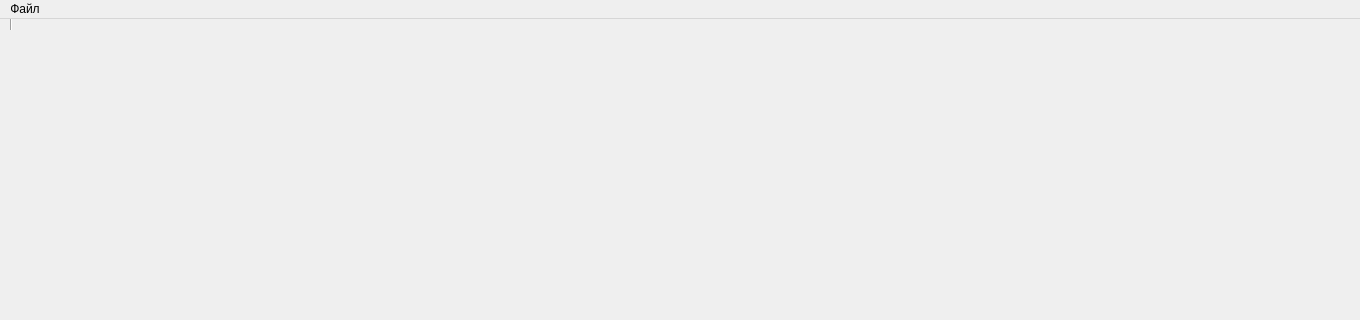
First picture: the form in src/nrrlsmainwindow.ui, repository shadowk1337/build-area-profile, before the edit; both pictures show x 0 to 1360 and y 0 to 320 of the 1360 by 768 pixel window.
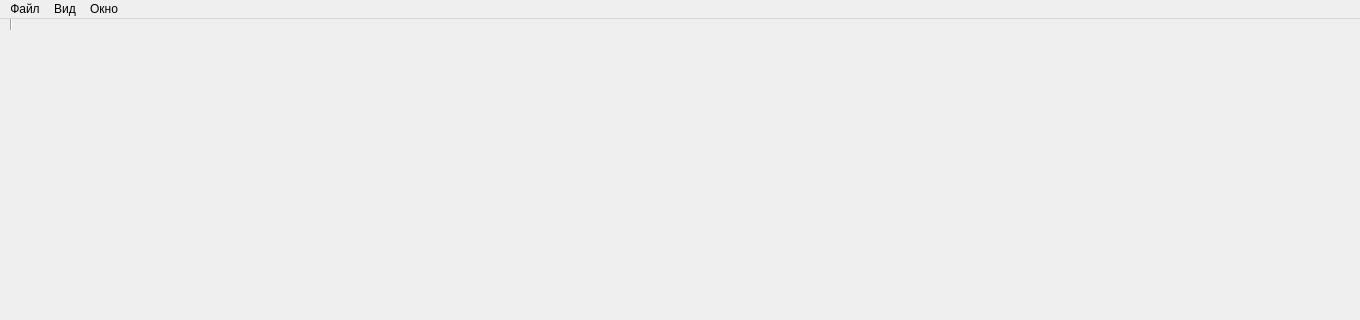
Second picture: the form after the edit. Custom widgets are drawn as their Qt base class.

Commit message: QMenu was added

Diff of the .ui file:
```diff
--- a/src/nrrlsmainwindow.ui
+++ b/src/nrrlsmainwindow.ui
@@ -1315,7 +1315,26 @@
     <addaction name="separator"/>
     <addaction name="action_4"/>
    </widget>
+   <widget class="QMenu" name="menu_2">
+    <property name="title">
+     <string>Окно</string>
+    </property>
+    <addaction name="separator"/>
+    <addaction name="separator"/>
+    <addaction name="action_10"/>
+    <addaction name="separator"/>
+    <addaction name="action_11"/>
+   </widget>
+   <widget class="QMenu" name="menu_3">
+    <property name="title">
+     <string>Вид</string>
+    </property>
+    <addaction name="action_13"/>
+    <addaction name="action_14"/>
+   </widget>
    <addaction name="menu"/>
+   <addaction name="menu_3"/>
+   <addaction name="menu_2"/>
   </widget>
   <action name="action_fileOpen">
    <property name="text">
```
Left out of the diff: 1221 changed lines with no effect on the pictures. Lines whose indentation alone changed are shown as unchanged. The commit also changes 2 other files.
